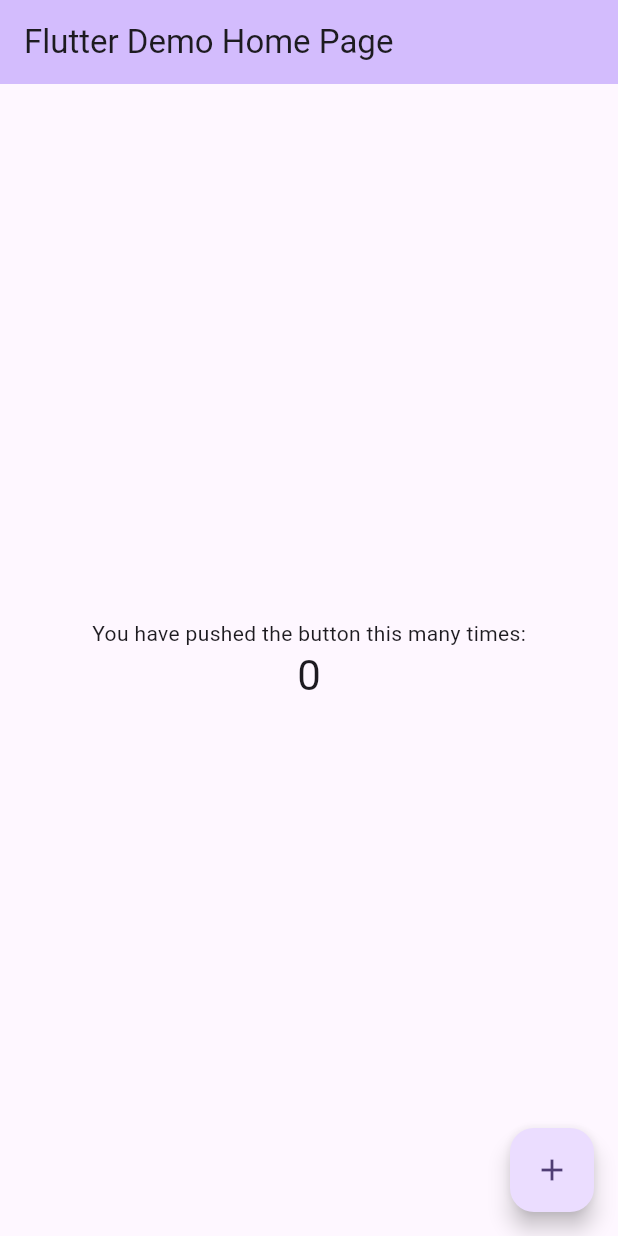
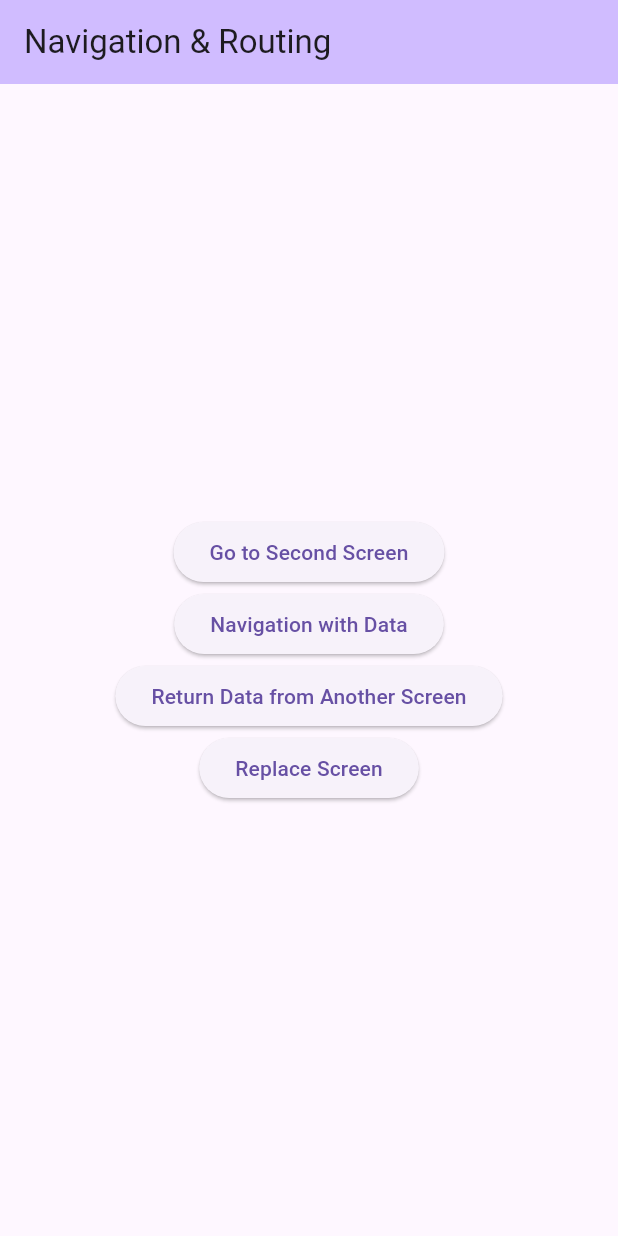
Before and after one commit to kevinWicaksono/dicodingFlutter, a Flutter app: the screen it shows after launch, on a phone screen of 412 x 824 dp. Run offline on Flutter 3.47's test engine with Material 3 defaults, Android fonts, the light colour scheme and no system bars.

Commit message:
course : Navigation & Routing

```diff
--- /dev/null
+++ b/lib/NavigationAndRouting/first_screen.dart
@@ -0,0 +1,51 @@
+import 'package:flutter/material.dart';
+
+class FirstScreen extends StatelessWidget {
+  const FirstScreen({super.key});
+
+  @override
+  Widget build(BuildContext context) {
+    return Scaffold(
+      appBar: AppBar(
+        backgroundColor: Theme.of(context).colorScheme.inversePrimary,
+        title: const Text('Navigation & Routing'),
+      ),
+      body: Center(
+        child: Column(
+          mainAxisAlignment: MainAxisAlignment.center,
+          children: [
+            ElevatedButton(
+              onPressed: () {
+                Navigator.pushNamed(context, '/secondScreen');
+              },
+              child: const Text('Go to Second Screen'),
+            ),
+            ElevatedButton(
+              onPressed: () {
+                Navigator.pushNamed(context, '/secondScreenWithData',
+                    arguments: 'Hello from First Screen!');
+              },
+              child: const Text('Navigation with Data'),
+            ),
+            ElevatedButton(
+              onPressed: () async {
+                final scaffoldMessenger = ScaffoldMessenger.of(context);
+                final result =
+                    await Navigator.pushNamed(context, '/returnDataScreen');
+                SnackBar snackBar = SnackBar(content: Text('$result'));
+                scaffoldMessenger.showSnackBar(snackBar);
+              },
+              child: const Text('Return Data from Another Screen'),
+            ),
+            ElevatedButton(
+              onPressed: () {
+                Navigator.pushNamed(context, '/replacementScreen');
+              },
+              child: const Text('Replace Screen'),
+            ),
+          ],
+        ),
+      ),
+    );
+  }
+}
--- /dev/null
+++ b/lib/NavigationAndRouting/second_screen_with_data.dart
@@ -0,0 +1,26 @@
+import 'package:flutter/material.dart';
+
+class SecondScreenWithData extends StatelessWidget {
+  final String data;
+  const SecondScreenWithData(this.data, {super.key});
+
+  @override
+  Widget build(BuildContext context) {
+    return Scaffold(
+      body: Center(
+        child: Column(
+          mainAxisAlignment: MainAxisAlignment.center,
+          children: <Widget>[
+            Text(data),
+            ElevatedButton(
+              child: const Text('Back'),
+              onPressed: () {
+                Navigator.pop(context);
+              },
+            ),
+          ],
+        ),
+      ),
+    );
+  }
+}
--- a/lib/main.dart
+++ b/lib/main.dart
@@ -1,3 +1,9 @@
+import 'package:dicoding_flutter/NavigationAndRouting/another_sceen.dart';
+import 'package:dicoding_flutter/NavigationAndRouting/first_screen.dart';
+import 'package:dicoding_flutter/NavigationAndRouting/replacement_screen.dart';
+import 'package:dicoding_flutter/NavigationAndRouting/return_data_screen.dart';
+import 'package:dicoding_flutter/NavigationAndRouting/second_screen.dart';
+import 'package:dicoding_flutter/NavigationAndRouting/second_screen_with_data.dart';
 import 'package:flutter/material.dart';
 
 void main() {
@@ -7,119 +13,25 @@
 class MyApp extends StatelessWidget {
   const MyApp({super.key});
 
-  // This widget is the root of your application.
   @override
   Widget build(BuildContext context) {
     return MaterialApp(
       title: 'Flutter Demo',
       theme: ThemeData(
-        // This is the theme of your application.
-        //
-        // TRY THIS: Try running your application with "flutter run". You'll see
-        // the application has a purple toolbar. Then, without quitting the app,
-        // try changing the seedColor in the colorScheme below to Colors.green
-        // and then invoke "hot reload" (save your changes or press the "hot
-        // reload" button in a Flutter-supported IDE, or press "r" if you used
-        // the command line to start the app).
-        //
-        // Notice that the counter didn't reset back to zero; the application
-        // state is not lost during the reload. To reset the state, use hot
-        // restart instead.
-        //
-        // This works for code too, not just values: Most code changes can be
-        // tested with just a hot reload.
-        colorScheme: ColorScheme.fromSeed(seedColor: Colors.deepPurple),
+        primarySwatch: Colors.deepPurple,
+        visualDensity: VisualDensity.adaptivePlatformDensity,
         useMaterial3: true,
       ),
-      home: const MyHomePage(title: 'Flutter Demo Home Page'),
+      initialRoute: '/',
+      routes: {
+        '/': (context) => const FirstScreen(),
+        '/secondScreen': (context) => const SecondScreen(),
+        '/secondScreenWithData': (context) => SecondScreenWithData(
+            ModalRoute.of(context)?.settings.arguments as String),
+        '/returnDataScreen': (context) => const ReturnDataScreen(),
+        '/replacementScreen': (context) => const ReplacementScreen(),
+        '/anotherScreen': (context) => const AnotherScreen(),
+      },
     );
   }
 }
-
-class MyHomePage extends StatefulWidget {
-  const MyHomePage({super.key, required this.title});
-
-  // This widget is the home page of your application. It is stateful, meaning
-  // that it has a State object (defined below) that contains fields that affect
-  // how it looks.
-
-  // This class is the configuration for the state. It holds the values (in this
-  // case the title) provided by the parent (in this case the App widget) and
-  // used by the build method of the State. Fields in a Widget subclass are
-  // always marked "final".
-
-  final String title;
-
-  @override
-  State<MyHomePage> createState() => _MyHomePageState();
-}
-
-class _MyHomePageState extends State<MyHomePage> {
-  int _counter = 0;
-
-  void _incrementCounter() {
-    setState(() {
-      // This call to setState tells the Flutter framework that something has
-      // changed in this State, which causes it to rerun the build method below
-      // so that the display can reflect the updated values. If we changed
-      // _counter without calling setState(), then the build method would not be
-      // called again, and so nothing would appear to happen.
-      _counter++;
-    });
-  }
-
-  @override
-  Widget build(BuildContext context) {
-    // This method is rerun every time setState is called, for instance as done
-    // by the _incrementCounter method above.
-    //
-    // The Flutter framework has been optimized to make rerunning build methods
-    // fast, so that you can just rebuild anything that needs updating rather
-    // than having to individually change instances of widgets.
-    return Scaffold(
-      appBar: AppBar(
-        // TRY THIS: Try changing the color here to a specific color (to
-        // Colors.amber, perhaps?) and trigger a hot reload to see the AppBar
-        // change color while the other colors stay the same.
-        backgroundColor: Theme.of(context).colorScheme.inversePrimary,
-        // Here we take the value from the MyHomePage object that was created by
-        // the App.build method, and use it to set our appbar title.
-        title: Text(widget.title),
-      ),
-      body: Center(
-        // Center is a layout widget. It takes a single child and positions it
-        // in the middle of the parent.
-        child: Column(
-          // Column is also a layout widget. It takes a list of children and
-          // arranges them vertically. By default, it sizes itself to fit its
-          // children horizontally, and tries to be as tall as its parent.
-          //
-          // Column has various properties to control how it sizes itself and
-          // how it positions its children. Here we use mainAxisAlignment to
-          // center the children vertically; the main axis here is the vertical
-          // axis because Columns are vertical (the cross axis would be
-          // horizontal).
-          //
-          // TRY THIS: Invoke "debug painting" (choose the "Toggle Debug Paint"
-          // action in the IDE, or press "p" in the console), to see the
-          // wireframe for each widget.
-          mainAxisAlignment: MainAxisAlignment.center,
-          children: <Widget>[
-            const Text(
-              'You have pushed the button this many times:',
-            ),
-            Text(
-              '$_counter',
-              style: Theme.of(context).textTheme.headlineMedium,
-            ),
-          ],
-        ),
-      ),
-      floatingActionButton: FloatingActionButton(
-        onPressed: _incrementCounter,
-        tooltip: 'Increment',
-        child: const Icon(Icons.add),
-      ), // This trailing comma makes auto-formatting nicer for build methods.
-    );
-  }
-}
```
Also changed, not shown: lib/NavigationAndRouting/another_sceen.dart (added, +25 -0 lines), lib/NavigationAndRouting/replacement_screen.dart (added, +19 -0 lines), lib/NavigationAndRouting/return_data_screen.dart (added, +44 -0 lines), lib/NavigationAndRouting/second_screen.dart (added, +19 -0 lines).
